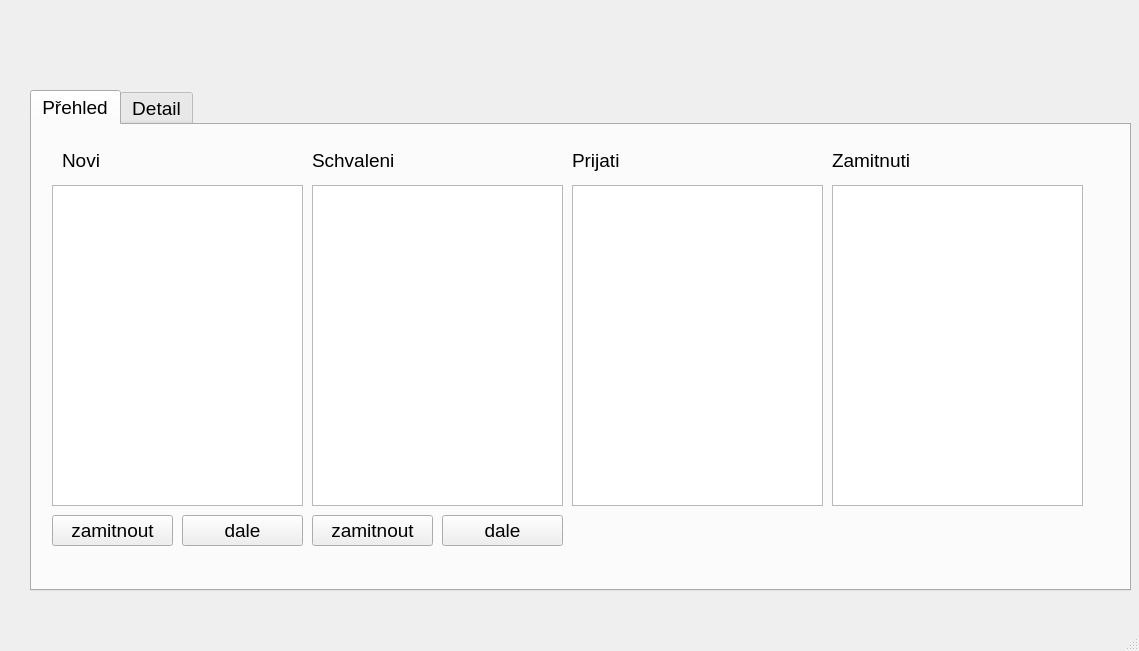
Old version of the form 20_Kandidati/firma.ui in the repository SPSMB/PRO_4r_2023_2024_IT1.
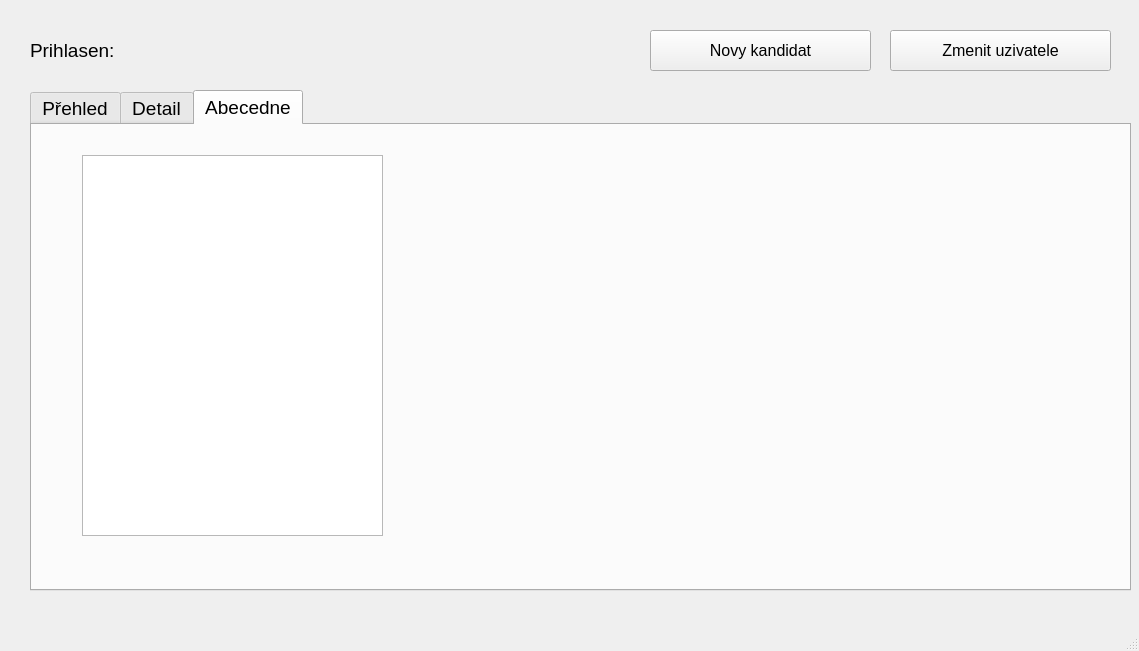
New version of the form.

```diff
--- a/20_Kandidati/firma.ui
+++ b/20_Kandidati/firma.ui
@@ -15,6 +15,9 @@
   </property>
   <widget class="QWidget" name="centralwidget">
    <widget class="QTabWidget" name="tabWidget">
+    <property name="enabled">
+     <bool>true</bool>
+    </property>
     <property name="geometry">
      <rect>
       <x>30</x>
@@ -29,7 +32,7 @@
      </font>
     </property>
     <property name="currentIndex">
-     <number>0</number>
+     <number>2</number>
     </property>
     <widget class="QWidget" name="tab1">
      <attribute name="title">
@@ -141,6 +144,9 @@
       </property>
      </widget>
      <widget class="QPushButton" name="btn_n_zamitnout">
+      <property name="enabled">
+       <bool>true</bool>
+      </property>
       <property name="geometry">
        <rect>
         <x>20</x>
@@ -321,6 +327,93 @@
       </property>
      </widget>
     </widget>
+    <widget class="QWidget" name="tab3">
+     <attribute name="title">
+      <string>Abecedne</string>
+     </attribute>
+     <widget class="QListWidget" name="lw_abecedne">
+      <property name="geometry">
+       <rect>
+        <x>50</x>
+        <y>30</y>
+        <width>301</width>
+        <height>381</height>
+       </rect>
+      </property>
+     </widget>
+    </widget>
+   </widget>
+   <widget class="QLabel" name="label">
+    <property name="geometry">
+     <rect>
+      <x>30</x>
+      <y>30</y>
+      <width>121</width>
+      <height>41</height>
+     </rect>
+    </property>
+    <property name="font">
+     <font>
+      <pointsize>14</pointsize>
+     </font>
+    </property>
+    <property name="text">
+     <string>Prihlasen:</string>
+    </property>
+   </widget>
+   <widget class="QLabel" name="l_prihlasen">
+    <property name="geometry">
+     <rect>
+      <x>160</x>
+      <y>30</y>
+      <width>241</width>
+      <height>41</height>
+     </rect>
+    </property>
+    <property name="font">
+     <font>
+      <pointsize>14</pointsize>
+     </font>
+    </property>
+    <property name="text">
+     <string/>
+    </property>
+   </widget>
+   <widget class="QPushButton" name="btn_login">
+    <property name="geometry">
+     <rect>
+      <x>890</x>
+      <y>30</y>
+      <width>221</width>
+      <height>41</height>
+     </rect>
+    </property>
+    <property name="font">
+     <font>
+      <pointsize>12</pointsize>
+     </font>
+    </property>
+    <property name="text">
+     <string>Zmenit uzivatele</string>
+    </property>
+   </widget>
+   <widget class="QPushButton" name="btn_novy">
+    <property name="geometry">
+     <rect>
+      <x>650</x>
+      <y>30</y>
+      <width>221</width>
+      <height>41</height>
+     </rect>
+    </property>
+    <property name="font">
+     <font>
+      <pointsize>12</pointsize>
+     </font>
+    </property>
+    <property name="text">
+     <string>Novy kandidat</string>
+    </property>
    </widget>
   </widget>
   <widget class="QMenuBar" name="menubar">
```
Left out of the diff: 5 changed lines with no effect on the pictures.
